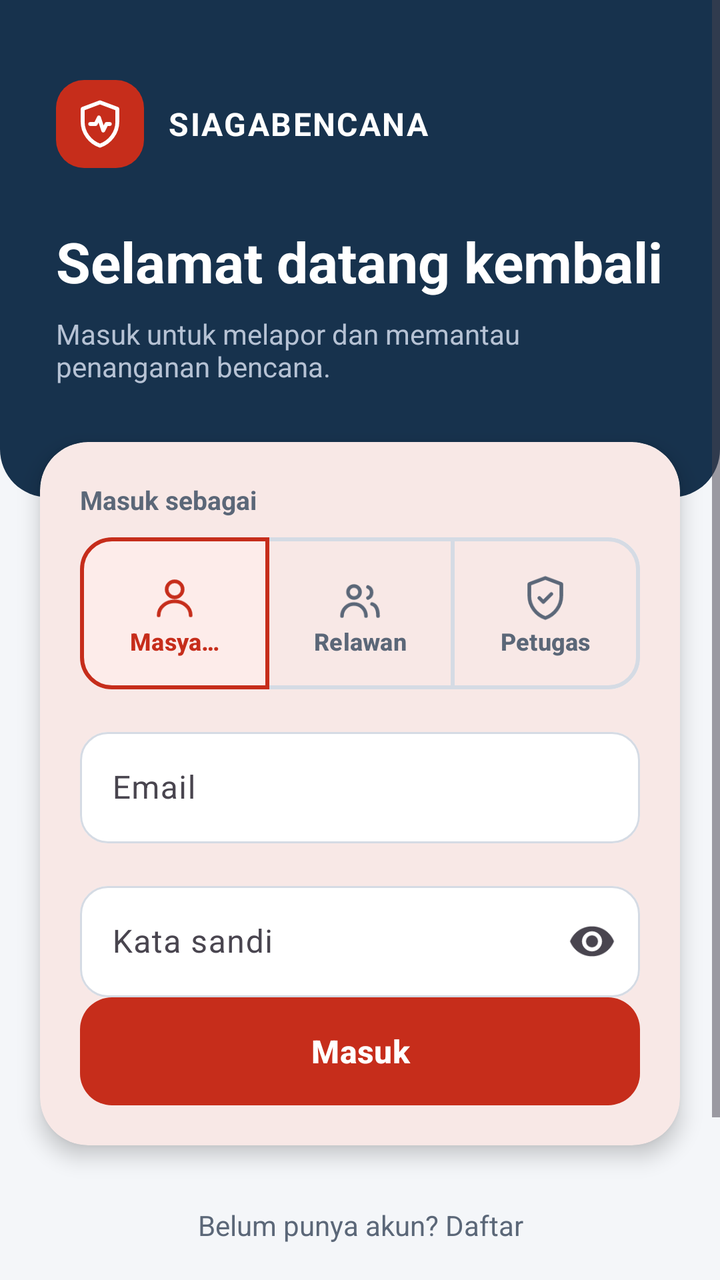
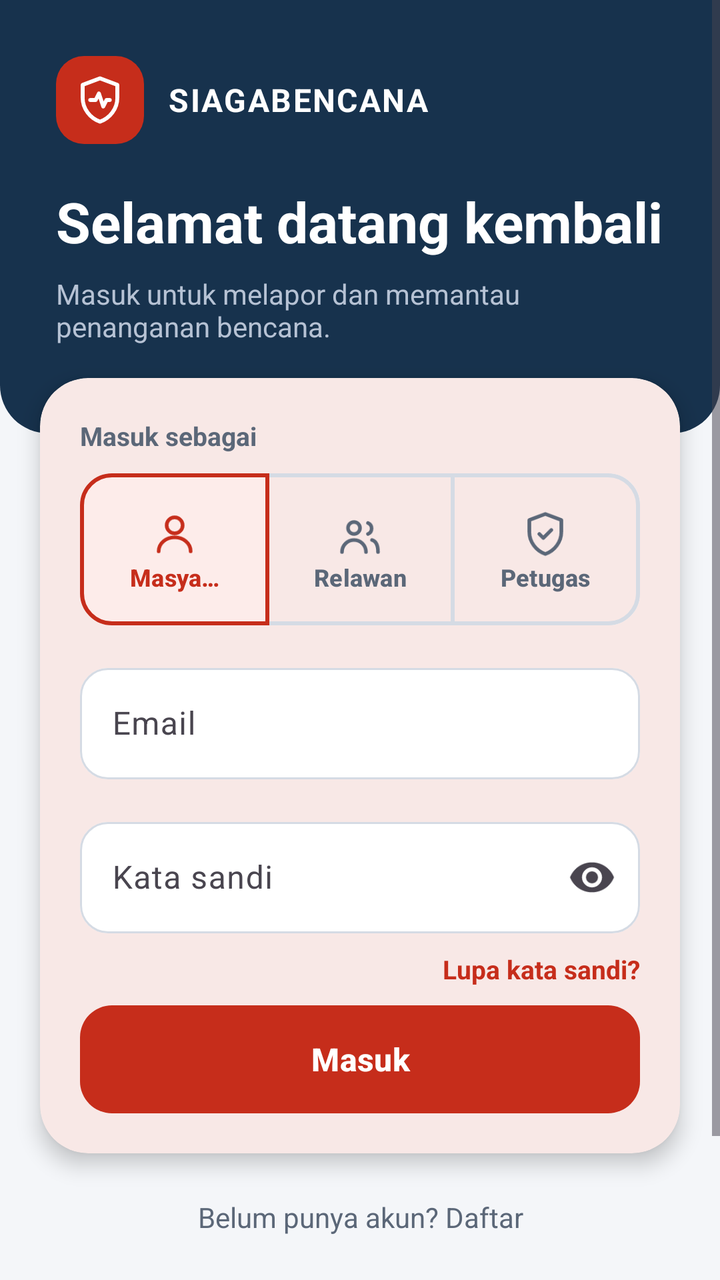

Before-and-after screenshots of an Android layout around one commit, followed by the original layout XML and the change that was made.
<!-- AndroidManifest.xml: application theme Theme.SiagaBencana -->
<!-- res/layout/activity_login.xml -->
<?xml version="1.0" encoding="utf-8"?>
<ScrollView xmlns:android="http://schemas.android.com/apk/res/android"
    xmlns:app="http://schemas.android.com/apk/res-auto"
    xmlns:tools="http://schemas.android.com/tools"
    android:layout_width="match_parent"
    android:layout_height="match_parent"
    android:background="@color/siaga_bg"
    android:fillViewport="true"
    tools:context=".LoginActivity">

    <LinearLayout
        android:layout_width="match_parent"
        android:layout_height="wrap_content"
        android:orientation="vertical">

        <LinearLayout
            android:layout_width="match_parent"
            android:layout_height="wrap_content"
            android:background="@drawable/bg_header_navy"
            android:orientation="vertical"
            android:paddingStart="28dp"
            android:paddingTop="40dp"
            android:paddingEnd="28dp"
            android:paddingBottom="56dp">

            <LinearLayout
                android:layout_width="wrap_content"
                android:layout_height="wrap_content"
                android:gravity="center_vertical"
                android:orientation="horizontal">

                <FrameLayout
                    android:layout_width="44dp"
                    android:layout_height="44dp"
                    android:background="@drawable/bg_logo_small">

                    <ImageView
                        android:layout_width="26dp"
                        android:layout_height="26dp"
                        android:layout_gravity="center"
                        android:importantForAccessibility="no"
                        android:src="@drawable/ic_logo"
                        app:tint="@color/white" />
                </FrameLayout>

                <TextView
                    android:layout_width="wrap_content"
                    android:layout_height="wrap_content"
                    android:layout_marginStart="12dp"
                    android:letterSpacing="0.05"
                    android:text="SIAGABENCANA"
                    android:textColor="@color/white"
                    android:textSize="16sp"
                    android:textStyle="bold" />
            </LinearLayout>

            <TextView
                android:id="@+id/tvHeaderTitle"
                android:layout_width="wrap_content"
                android:layout_height="wrap_content"
                android:layout_marginTop="28dp"
                android:text="Selamat datang kembali"
                android:textColor="@color/white"
                android:textSize="28sp"
                android:textStyle="bold" />

            <TextView
                android:id="@+id/tvHeaderSubtitle"
                android:layout_width="wrap_content"
                android:layout_height="wrap_content"
                android:layout_marginTop="8dp"
                android:text="Masuk untuk melapor dan memantau penanganan bencana."
                android:textColor="@color/siaga_on_navy_muted"
                android:textSize="14sp" />
        </LinearLayout>

        <com.google.android.material.card.MaterialCardView
            style="@style/Widget.Siaga.Card"
            android:layout_width="match_parent"
            android:layout_height="wrap_content"
            android:layout_marginStart="20dp"
            android:layout_marginTop="-28dp"
            android:layout_marginEnd="20dp"
            app:cardCornerRadius="24dp"
            app:cardElevation="6dp">

            <LinearLayout
                android:layout_width="match_parent"
                android:layout_height="wrap_content"
                android:orientation="vertical"
                android:padding="20dp">

                <TextView
                    android:id="@+id/tvRoleLabel"
                    style="@style/SiagaLabel"
                    android:layout_width="wrap_content"
                    android:layout_height="wrap_content"
                    android:text="Masuk sebagai" />

                <com.google.android.material.button.MaterialButtonToggleGroup
                    android:id="@+id/toggleRole"
                    android:layout_width="match_parent"
                    android:layout_height="wrap_content"
                    android:layout_marginTop="10dp"
                    app:checkedButton="@id/btnRoleMasyarakat"
                    app:selectionRequired="true"
                    app:singleSelection="true">

                    <com.google.android.material.button.MaterialButton
                        android:id="@+id/btnRoleMasyarakat"
                        style="@style/Widget.Siaga.Button.Role"
                        android:layout_width="0dp"
                        android:layout_height="wrap_content"
                        android:layout_weight="1"
                        android:text="Masyarakat"
                        app:icon="@drawable/ic_person" />

                    <com.google.android.material.button.MaterialButton
                        android:id="@+id/btnRoleRelawan"
                        style="@style/Widget.Siaga.Button.Role"
                        android:layout_width="0dp"
                        android:layout_height="wrap_content"
                        android:layout_weight="1"
                        android:text="Relawan"
                        app:icon="@drawable/ic_group" />

                    <com.google.android.material.button.MaterialButton
                        android:id="@+id/btnRolePetugas"
                        style="@style/Widget.Siaga.Button.Role"
                        android:layout_width="0dp"
                        android:layout_height="wrap_content"
                        android:layout_weight="1"
                        android:text="Petugas"
                        app:icon="@drawable/ic_shield" />
                </com.google.android.material.button.MaterialButtonToggleGroup>

                <com.google.android.material.textfield.TextInputLayout
                    android:id="@+id/tilNama"
                    style="@style/Widget.Siaga.Input"
                    android:layout_width="match_parent"
                    android:layout_height="wrap_content"
                    android:layout_marginTop="20dp"
                    android:hint="Nama Lengkap"
                    android:visibility="gone">

                    <com.google.android.material.textfield.TextInputEditText
                        android:id="@+id/etNama"
                        android:layout_width="match_parent"
                        android:layout_height="wrap_content"
                        android:inputType="textPersonName"
                        android:maxLines="1" />
                </com.google.android.material.textfield.TextInputLayout>

                <com.google.android.material.textfield.TextInputLayout
                    android:id="@+id/tilEmail"
                    style="@style/Widget.Siaga.Input"
                    android:layout_width="match_parent"
                    android:layout_height="wrap_content"
                    android:layout_marginTop="16dp"
                    android:hint="Email">

                    <com.google.android.material.textfield.TextInputEditText
                        android:id="@+id/etEmail"
                        android:layout_width="match_parent"
                        android:layout_height="wrap_content"
                        android:inputType="textEmailAddress"
                        android:maxLines="1" />
                </com.google.android.material.textfield.TextInputLayout>

                <com.google.android.material.textfield.TextInputLayout
                    android:id="@+id/tilNoHp"
                    style="@style/Widget.Siaga.Input"
                    android:layout_width="match_parent"
                    android:layout_height="wrap_content"
                    android:layout_marginTop="16dp"
                    android:hint="Nomor HP (Opsional)"
                    android:visibility="gone">

                    <com.google.android.material.textfield.TextInputEditText
                        android:id="@+id/etNoHp"
                        android:layout_width="match_parent"
                        android:layout_height="wrap_content"
                        android:inputType="phone"
                        android:maxLines="1" />
                </com.google.android.material.textfield.TextInputLayout>

                <com.google.android.material.textfield.TextInputLayout
                    android:id="@+id/tilPassword"
                    style="@style/Widget.Siaga.Input"
                    android:layout_width="match_parent"
                    android:layout_height="wrap_content"
                    android:layout_marginTop="16dp"
                    android:hint="Kata sandi"
                    app:endIconMode="password_toggle">

                    <com.google.android.material.textfield.TextInputEditText
                        android:id="@+id/etPassword"
                        android:layout_width="match_parent"
                        android:layout_height="wrap_content"
                        android:inputType="textPassword"
                        android:maxLines="1" />
                </com.google.android.material.textfield.TextInputLayout>

                <com.google.android.material.textfield.TextInputLayout
                    android:id="@+id/tilConfirmPassword"
                    style="@style/Widget.Siaga.Input"
                    android:layout_width="match_parent"
                    android:layout_height="wrap_content"
                    android:layout_marginTop="16dp"
                    android:hint="Konfirmasi Kata Sandi"
                    android:visibility="gone"
                    app:endIconMode="password_toggle">

                    <com.google.android.material.textfield.TextInputEditText
                        android:id="@+id/etConfirmPassword"
                        android:layout_width="match_parent"
                        android:layout_height="wrap_content"
                        android:inputType="textPassword"
                        android:maxLines="1" />
                </com.google.android.material.textfield.TextInputLayout>



                <com.google.android.material.progressindicator.LinearProgressIndicator
                    android:id="@+id/progressLogin"
                    android:layout_width="match_parent"
                    android:layout_height="wrap_content"
                    android:layout_marginBottom="8dp"
                    android:indeterminate="true"
                    android:visibility="gone"
                    app:indicatorColor="@color/siaga_red" />

                <com.google.android.material.button.MaterialButton
                    android:id="@+id/btnMasuk"
                    style="@style/Widget.Siaga.Button"
                    android:layout_width="match_parent"
                    android:layout_height="wrap_content"
                    android:text="Masuk" />
            </LinearLayout>
        </com.google.android.material.card.MaterialCardView>

        <TextView
            android:id="@+id/tvDaftar"
            style="@style/SiagaBody"
            android:layout_width="match_parent"
            android:layout_height="48dp"
            android:layout_marginTop="16dp"
            android:gravity="center"
            android:text="Belum punya akun? Daftar" />

        <TextView
            android:id="@+id/tvInfoRole"
            style="@style/SiagaCaption"
            android:layout_width="match_parent"
            android:layout_height="wrap_content"
            android:layout_margin="20dp"
            android:background="@drawable/bg_info_blue"
            android:lineSpacingExtra="2dp"
            android:padding="12dp"
            android:text="Relawan dan Petugas memakai akun yang sudah didaftarkan admin BPBD."
            android:textColor="@color/badge_low_text" />
    </LinearLayout>
</ScrollView>
<!-- resources referenced by this layout -->
<resources>
  <color name="badge_low_text">#1D3FA8</color>
  <color name="siaga_bg">#F4F6F9</color>
  <color name="siaga_on_navy_muted">#B6C2D4</color>
  <color name="siaga_red">#C62D1B</color>
  <color name="white">#FFFFFF</color>
  <!-- drawable bg_header_navy (drawable) -->
  <?xml version="1.0" encoding="utf-8"?>
  <shape xmlns:android="http://schemas.android.com/apk/res/android"
      android:shape="rectangle">
      <solid android:color="#17324D" />
      <corners android:bottomLeftRadius="24dp" android:bottomRightRadius="24dp" />
  </shape>
  <!-- drawable bg_info_blue (drawable) -->
  <?xml version="1.0" encoding="utf-8"?>
  <shape xmlns:android="http://schemas.android.com/apk/res/android" android:shape="rectangle">
      <solid android:color="@color/badge_low_bg" />
      <corners android:radius="14dp" />
  </shape>
  <!-- drawable bg_logo_small (drawable) -->
  <?xml version="1.0" encoding="utf-8"?>
  <shape xmlns:android="http://schemas.android.com/apk/res/android" android:shape="rectangle">
      <solid android:color="@color/siaga_red" />
      <corners android:radius="14dp" />
  </shape>
  <style name="SiagaBody">
          <item name="android:textSize">14sp</item>
          <item name="android:lineSpacingExtra">3dp</item>
          <item name="android:textColor">@color/siaga_text_secondary</item>
      </style>
  <style name="SiagaCaption">
          <item name="android:textSize">12sp</item>
          <item name="android:textColor">@color/siaga_text_secondary</item>
      </style>
  <style name="SiagaLabel">
          <item name="android:textSize">13sp</item>
          <item name="android:textStyle">bold</item>
          <item name="android:textColor">@color/siaga_text_secondary</item>
      </style>
  <style name="Widget.Siaga.Button" parent="Widget.Material3.Button">
          <item name="android:minHeight">54dp</item>
          <item name="android:textSize">16sp</item>
          <item name="android:textStyle">bold</item>
          <item name="android:textAllCaps">false</item>
          <item name="android:insetTop">0dp</item>
          <item name="android:insetBottom">0dp</item>
          <item name="cornerRadius">16dp</item>
          <item name="backgroundTint">@color/siaga_red</item>
      </style>
  <style name="Widget.Siaga.Card" parent="Widget.Material3.CardView.Elevated">
          <item name="cardBackgroundColor">@color/white</item>
          <item name="cardCornerRadius">18dp</item>
          <item name="cardElevation">1dp</item>
      </style>
  <style name="Widget.Siaga.Input" parent="Widget.Material3.TextInputLayout.OutlinedBox">
          <item name="boxCornerRadiusTopStart">14dp</item>
          <item name="boxCornerRadiusTopEnd">14dp</item>
          <item name="boxCornerRadiusBottomStart">14dp</item>
          <item name="boxCornerRadiusBottomEnd">14dp</item>
          <item name="boxBackgroundColor">@color/white</item>
          <item name="boxStrokeColor">@color/input_stroke_color</item>
          <item name="hintTextColor">@color/siaga_red</item>
      </style>
  <color name="badge_low_bg">#E0E9FF</color>
  <color name="siaga_text_secondary">#5B6778</color>
  <color name="siaga_red_soft">#FDECEA</color>
  <color name="siaga_navy">#0F1B2D</color>
  <color name="siaga_error">#B3261E</color>
  <style name="Widget.Siaga.BottomNav" parent="Widget.Material3.BottomNavigationView">
          <item name="backgroundTint">@color/white</item>
          <item name="itemIconTint">@color/nav_item_color</item>
          <item name="itemTextColor">@color/nav_item_color</item>
          <item name="labelVisibilityMode">labeled</item>
          <item name="itemActiveIndicatorStyle">@style/Widget.Siaga.NavIndicator</item>
      </style>
  <style name="Widget.Siaga.NavIndicator" parent="Widget.Material3.BottomNavigationView.ActiveIndicator">
          <item name="android:color">@color/transparent</item>
      </style>
  <color name="transparent">#00000000</color>
  <!-- unchanged entries left out for length: 6 -->
</resources>

<!-- the commit's change to res/layout/activity_login.xml (unified diff, before → after) -->
@@ -19,9 +19,9 @@
             android:background="@drawable/bg_header_navy"
             android:orientation="vertical"
             android:paddingStart="28dp"
-            android:paddingTop="40dp"
+            android:paddingTop="28dp"
             android:paddingEnd="28dp"
-            android:paddingBottom="56dp">
+            android:paddingBottom="44dp">
 
             <LinearLayout
                 android:layout_width="wrap_content"
@@ -58,7 +58,7 @@
                 android:id="@+id/tvHeaderTitle"
                 android:layout_width="wrap_content"
                 android:layout_height="wrap_content"
-                android:layout_marginTop="28dp"
+                android:layout_marginTop="20dp"
                 android:text="Selamat datang kembali"
                 android:textColor="@color/white"
                 android:textSize="28sp"
@@ -219,7 +219,17 @@
                         android:maxLines="1" />
                 </com.google.android.material.textfield.TextInputLayout>
 
-
+                <TextView
+                    android:id="@+id/tvLupaSandi"
+                    android:layout_width="wrap_content"
+                    android:layout_height="36dp"
+                    android:layout_gravity="end"
+                    android:background="?attr/selectableItemBackground"
+                    android:gravity="center_vertical"
+                    android:text="Lupa kata sandi?"
+                    android:textColor="@color/siaga_red"
+                    android:textSize="13sp"
+                    android:textStyle="bold" />
 
                 <com.google.android.material.progressindicator.LinearProgressIndicator
                     android:id="@+id/progressLogin"
@@ -244,7 +254,7 @@
             style="@style/SiagaBody"
             android:layout_width="match_parent"
             android:layout_height="48dp"
-            android:layout_marginTop="16dp"
+            android:layout_marginTop="8dp"
             android:gravity="center"
             android:text="Belum punya akun? Daftar" />
 
@@ -253,7 +263,7 @@
             style="@style/SiagaCaption"
             android:layout_width="match_parent"
             android:layout_height="wrap_content"
-            android:layout_margin="20dp"
+            android:layout_margin="16dp"
             android:background="@drawable/bg_info_blue"
             android:lineSpacingExtra="2dp"
             android:padding="12dp"
